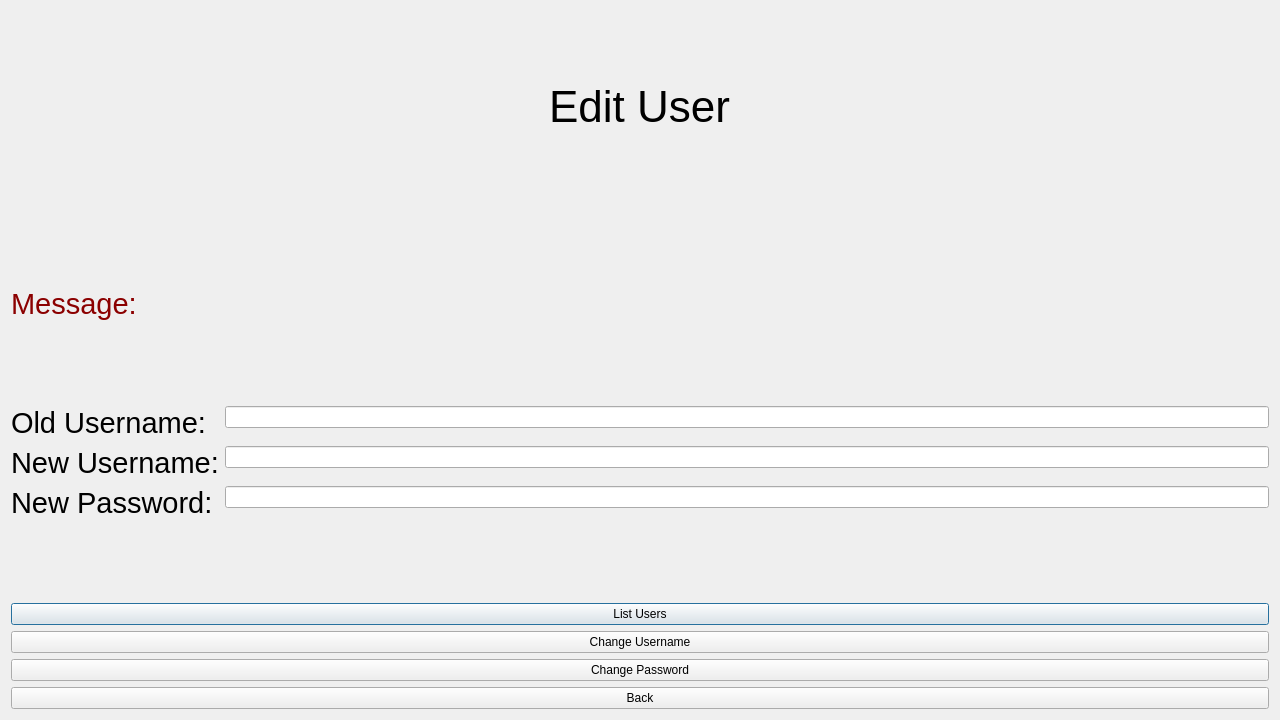
Above: Ds_project/edituserswindow.ui from mohamed-khalid-gamal/Ds_Project before the change. Below: the same form after it.
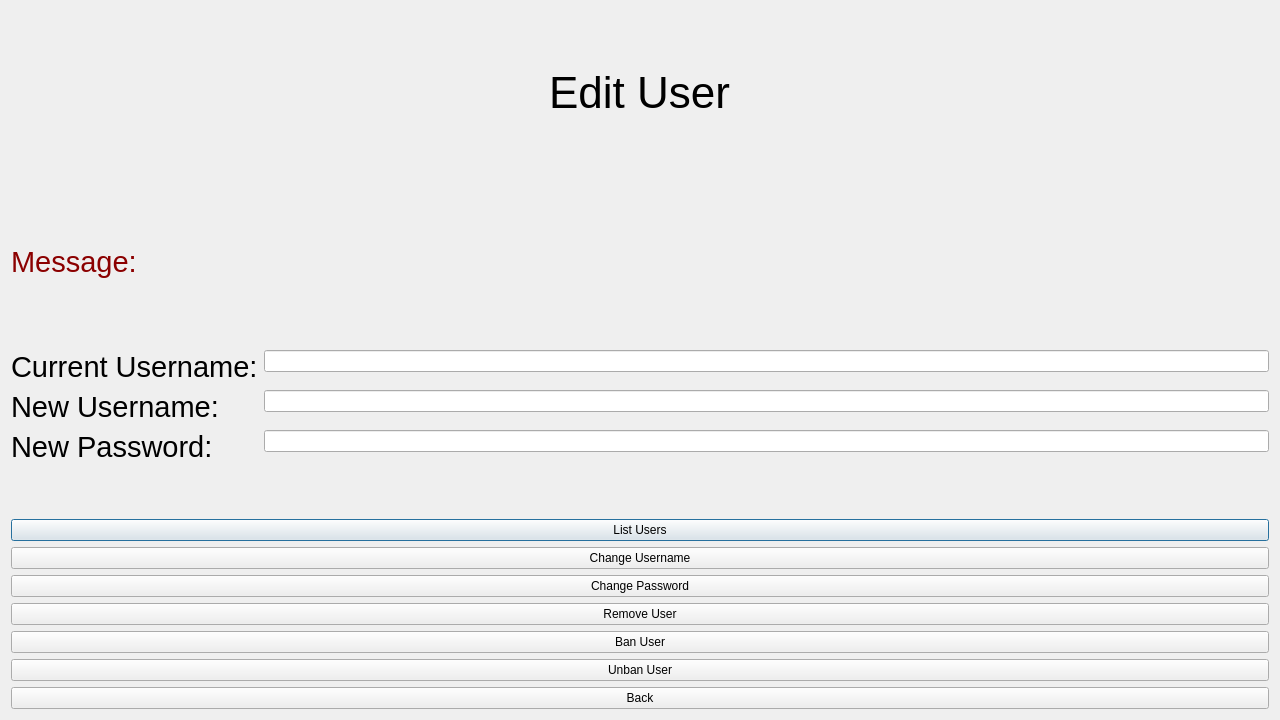
That is the form after the change.

```diff
--- a/Ds_project/edituserswindow.ui
+++ b/Ds_project/edituserswindow.ui
@@ -51,7 +51,7 @@
         </font>
        </property>
        <property name="text">
-        <string>Old Username:</string>
+        <string>Current Username:</string>
        </property>
       </widget>
      </item>
@@ -113,6 +113,27 @@
        </property>
       </widget>
      </item>
+     <item>
+      <widget class="QPushButton" name="pushButton_5">
+       <property name="text">
+        <string>Remove User</string>
+       </property>
+      </widget>
+     </item>
+     <item>
+      <widget class="QPushButton" name="pushButton_6">
+       <property name="text">
+        <string>Ban User</string>
+       </property>
+      </widget>
+     </item>
+     <item>
+      <widget class="QPushButton" name="pushButton_7">
+       <property name="text">
+        <string>Unban User</string>
+       </property>
+      </widget>
+     </item>
      <item>
       <widget class="QPushButton" name="pushButton_4">
        <property name="text">
```
